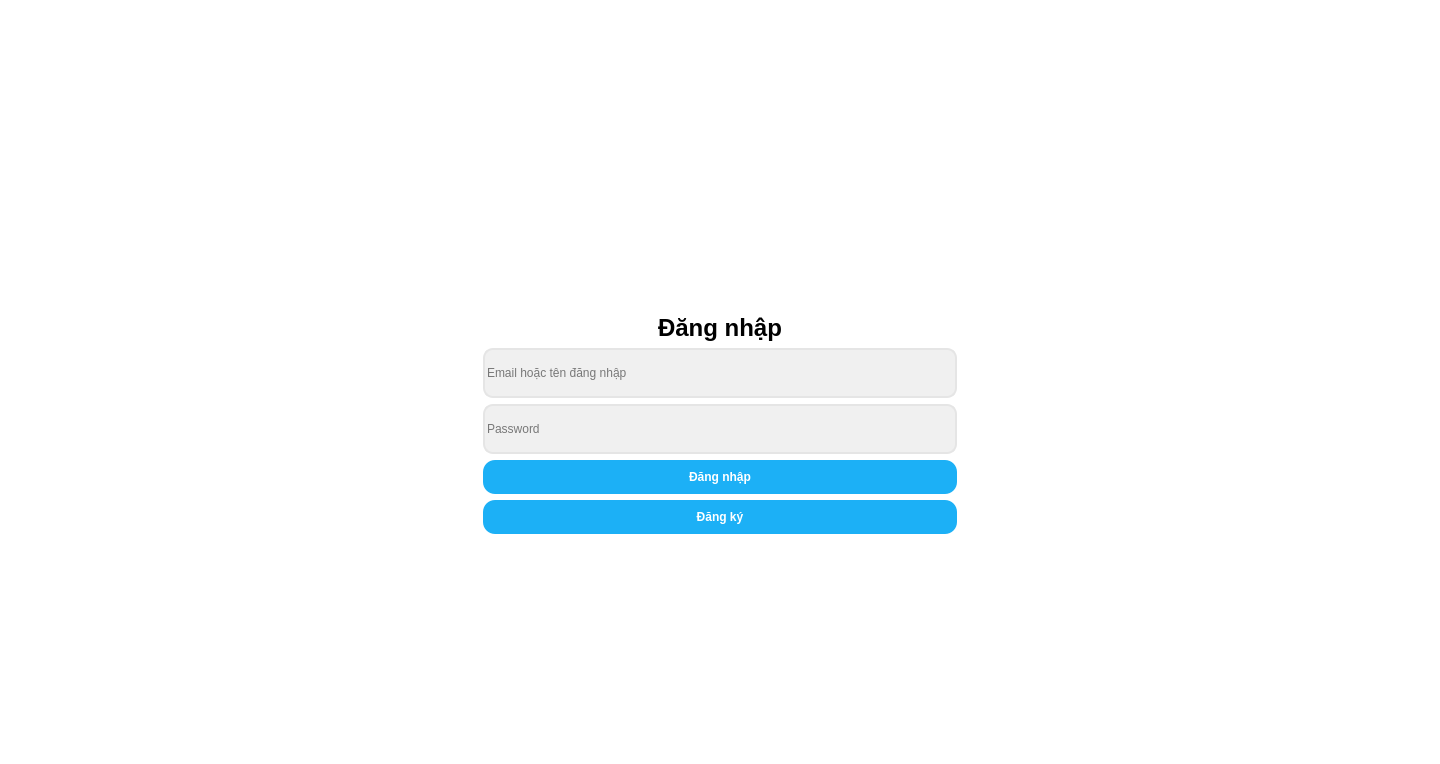
Above: ui/manhinhdangnhap.ui from haidangngo436-max/app-tieng-nhat before the change. Below: the same form after it.
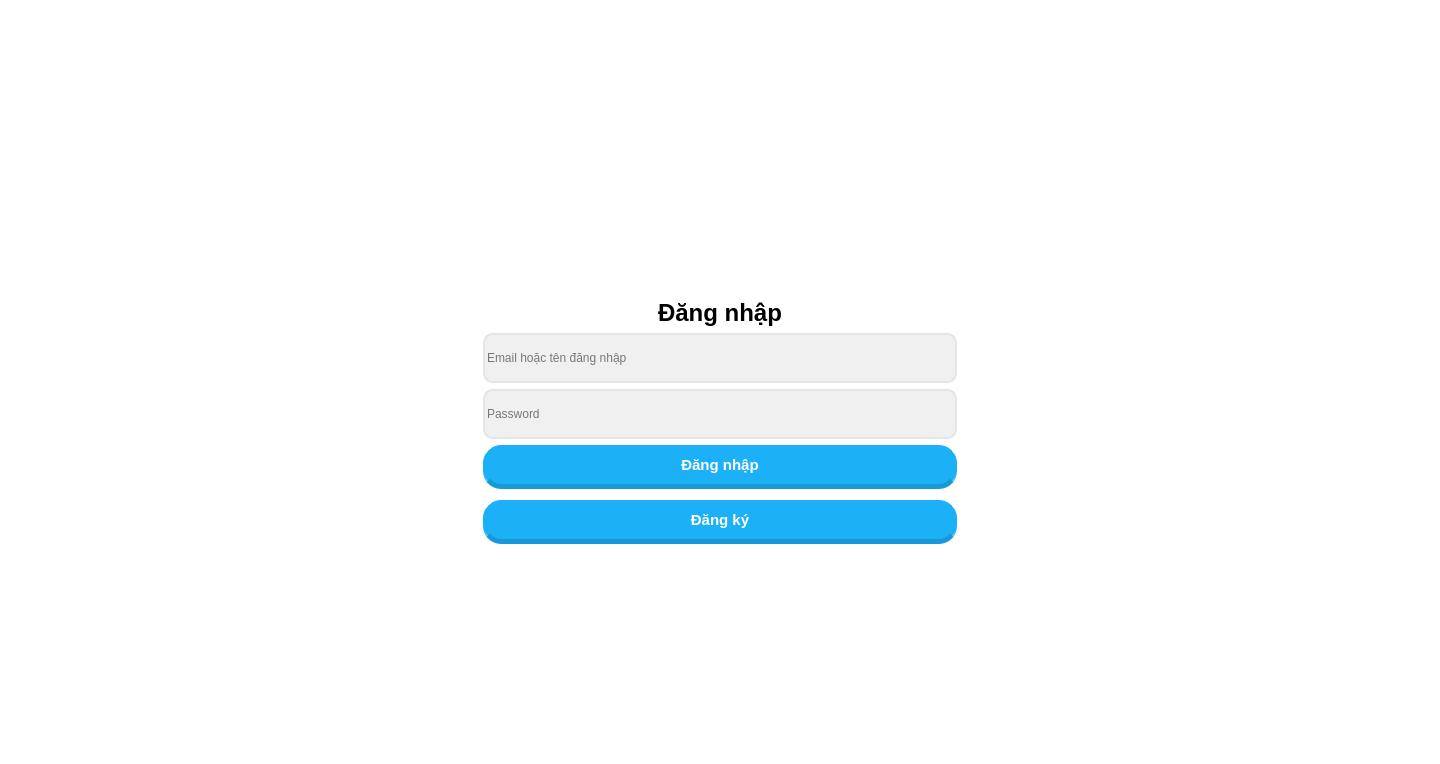
That is the form after the change. Icons and pictures are not drawn.

Patch:
```diff
--- a/ui/manhinhdangnhap.ui
+++ b/ui/manhinhdangnhap.ui
@@ -173,14 +173,23 @@
          <widget class="QPushButton" name="btn_dang_nhap">
           <property name="styleSheet">
            <string notr="true">QPushButton {
-    background-color: #1cb0f6; /* Màu xanh Duolingo */
+    background-color: #1CB0F6;
     color: white;
-    font-weight: bold;
-    border-radius: 12px; /* Bo góc */
+    font-weight: 900;
+    font-size: 15px;
+    border: 1px solid #1CB0F6; /* Trị lỗi tàng hình trên Mac */
+    border-bottom: 5px solid #1899D6; /* Đế 3D */
+    border-radius: 18px;
     padding: 10px;
+    margin-bottom: 5px;
 }
-QPushButton:hover {
-    background-color: #1899d6; /* Màu khi rê chuột vào */
+
+/* Hiệu ứng khi rê chuột hoặc ấn (Đổi sang Xanh Lá) */
+QPushButton:hover, QPushButton:pressed {
+    background-color: #58CC02;
+    border: 1px solid #58CC02;
+    border-bottom: 5px solid #58A700;
+    color: white;
 }</string>
           </property>
           <property name="text">
@@ -192,14 +201,23 @@
          <widget class="QPushButton" name="btn_chuyen_trang">
           <property name="styleSheet">
            <string notr="true">QPushButton {
-    background-color: #1cb0f6; /* Màu xanh Duolingo */
+    background-color: #1CB0F6;
     color: white;
-    font-weight: bold;
-    border-radius: 12px; /* Bo góc */
+    font-weight: 900;
+    font-size: 15px;
+    border: 1px solid #1CB0F6; /* Trị lỗi tàng hình trên Mac */
+    border-bottom: 5px solid #1899D6; /* Đế 3D */
+    border-radius: 18px;
     padding: 10px;
+    margin-bottom: 5px;
 }
-QPushButton:hover {
-    background-color: #1899d6; /* Màu khi rê chuột vào */
+
+/* Hiệu ứng khi rê chuột hoặc ấn (Đổi sang Xanh Lá) */
+QPushButton:hover, QPushButton:pressed {
+    background-color: #58CC02;
+    border: 1px solid #58CC02;
+    border-bottom: 5px solid #58A700;
+    color: white;
 }</string>
           </property>
           <property name="text">
```
